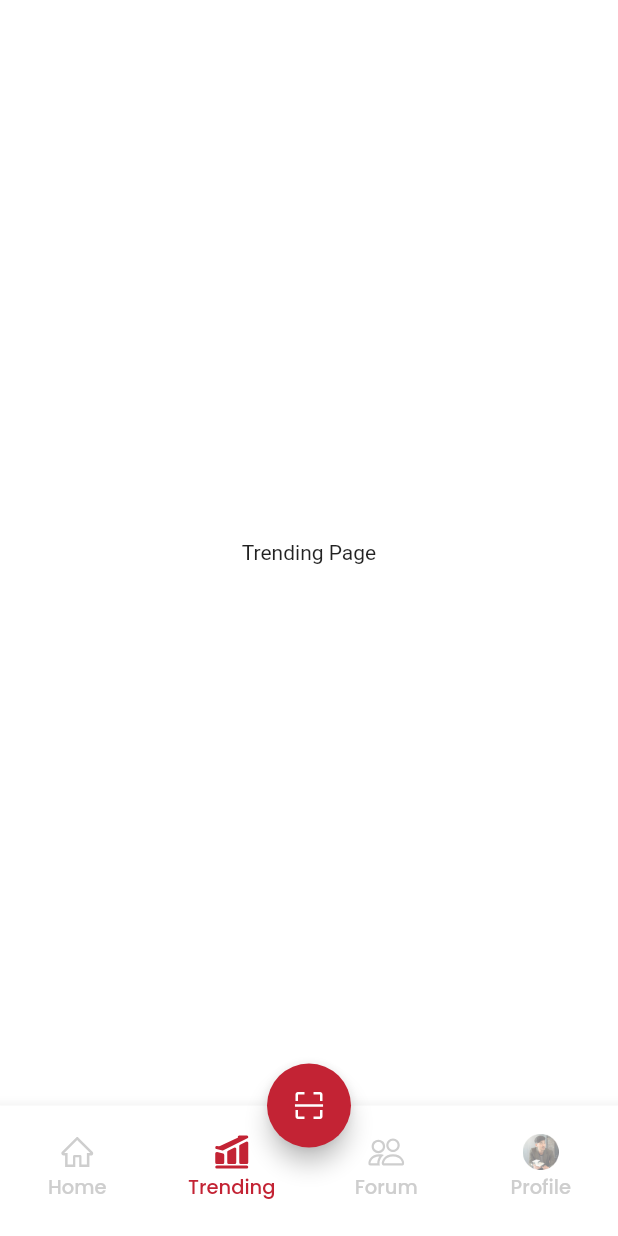
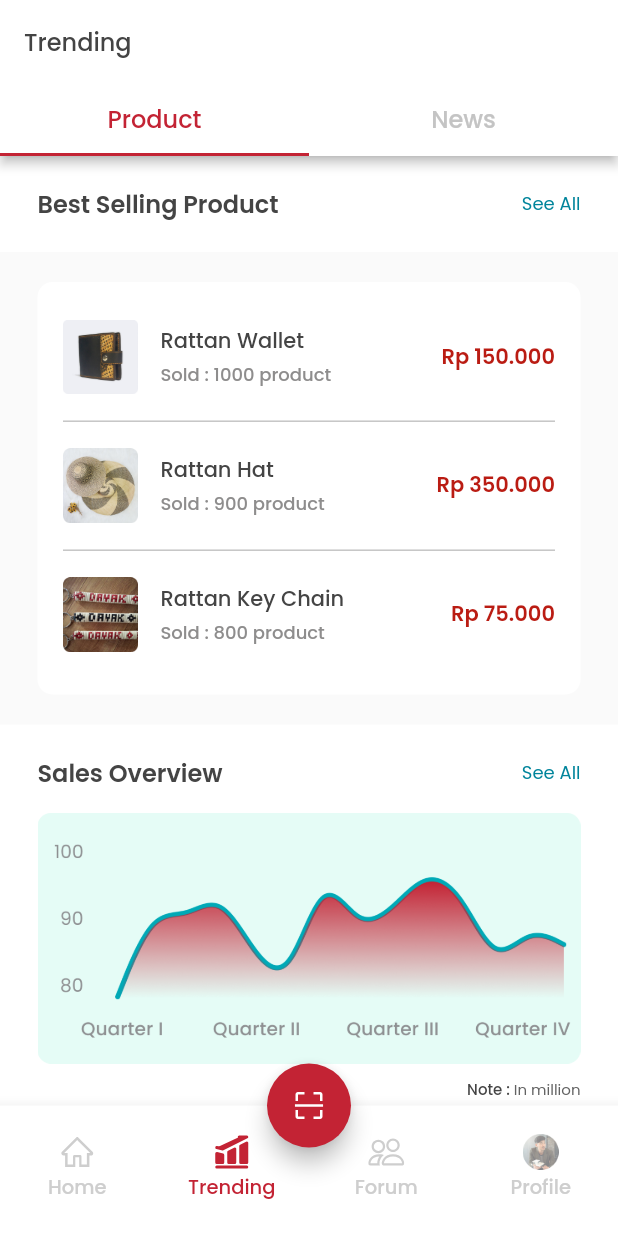
Before and after one commit to hananfarizta/Flutter-Rotanesia-Apps, a Flutter app: the screen it shows after launch, item 2 of the bottom bar chosen, on a phone screen of 412 x 824 dp. Run offline on Flutter 3.47's test engine with Material 2 defaults, Android fonts, the phone set to English and light mode, and no system bars; our stand-ins replace flutter_svg, get, google_fonts.

Commit message:
add product trending

```diff
--- a/lib/shared/theme.dart
+++ b/lib/shared/theme.dart
@@ -26,7 +26,7 @@ Color additionColor = const Color(0xFFE3C84C);
 Color fittingsColor = const Color(0xFFFF936B);
 Color footwearColor = const Color(0xFFEBB58F);
 Color goldColor = const Color(0xFFBD7D01);
-Color starColor = const Color(0xFFFFC300);
+Color cyanColor = const Color(0xFF00849B);
 
 TextStyle primaryTextStyle = GoogleFonts.poppins(color: blackColor1);
 TextStyle secondaryTextStyle = GoogleFonts.poppins(color: grayColor1);
@@ -37,6 +37,7 @@ TextStyle grayTextStyle = GoogleFonts.poppins(color: grayColor2);
 TextStyle goldTextStyle = GoogleFonts.poppins(color: goldColor);
 TextStyle greenTextStyle = GoogleFonts.poppins(color: greenColor1);
 TextStyle bottomNavBarTextStyle = GoogleFonts.poppins(color: grayColor6);
+TextStyle cyanTextStyle = GoogleFonts.poppins(color: cyanColor);
 
 FontWeight light = FontWeight.w300;
 FontWeight reguler = FontWeight.w400;
--- a/lib/ui/trending/trending_page.dart
+++ b/lib/ui/trending/trending_page.dart
@@ -1,12 +1,60 @@
 import 'package:flutter/material.dart';
+import 'package:google_fonts/google_fonts.dart';
+import 'package:rotania_apps/shared/theme.dart';
+import 'package:rotania_apps/widgets/news_trending_widget.dart';
+import 'package:rotania_apps/widgets/product_trending_widget.dart';
 
 class TrendingPage extends StatelessWidget {
   const TrendingPage({Key? key}) : super(key: key);
 
   @override
   Widget build(BuildContext context) {
-    return Center(
-      child: Text('Trending Page'),
-    );
+    return DefaultTabController(
+        length: 2,
+        child: Scaffold(
+          appBar: AppBar(
+            backgroundColor: whiteColor,
+            automaticallyImplyLeading: false,
+            elevation: 3,
+            title: Text(
+              'Trending',
+              style:
+                  primaryTextStyle.copyWith(fontSize: 16, fontWeight: medium),
+            ),
+            bottom: TabBar(
+              indicatorColor: redColor1,
+              unselectedLabelColor: grayColor2,
+              labelColor: redColor1,
+              tabs: [
+                Tab(
+                  child: Text(
+                    'Product',
+                    style: GoogleFonts.poppins(
+                      fontSize: 16,
+                      fontWeight: medium,
+                    ),
+                  ),
+                ),
+                Tab(
+                  child: Text(
+                    'News',
+                    style: GoogleFonts.poppins(
+                      fontSize: 16,
+                      fontWeight: medium,
+                    ),
+                  ),
+                ),
+              ],
+            ),
+          ),
+          body: const TabBarView(children: [
+            Center(
+              child: ProductTrending(),
+            ),
+            Center(
+              child: NewsTrending(),
+            ),
+          ]),
+        ));
   }
 }
--- /dev/null
+++ b/lib/widgets/news_trending_widget.dart
@@ -0,0 +1,10 @@
+import 'package:flutter/material.dart';
+
+class NewsTrending extends StatelessWidget {
+  const NewsTrending({Key? key}) : super(key: key);
+
+  @override
+  Widget build(BuildContext context) {
+    return Text('News');
+  }
+}
--- /dev/null
+++ b/lib/widgets/product_trending_widget.dart
@@ -0,0 +1,426 @@
+import 'package:flutter/material.dart';
+import 'package:flutter_svg/svg.dart';
+import 'package:rotania_apps/shared/theme.dart';
+
+class ProductTrending extends StatelessWidget {
+  const ProductTrending({Key? key}) : super(key: key);
+
+  @override
+  Widget build(BuildContext context) {
+    Widget bestSellingProductTitle() {
+      return Container(
+        margin: EdgeInsets.symmetric(
+          vertical: 20,
+          horizontal: defaultMargin,
+        ),
+        child: Row(
+          mainAxisAlignment: MainAxisAlignment.spaceBetween,
+          children: [
+            Text(
+              'Best Selling Product',
+              style:
+                  primaryTextStyle.copyWith(fontSize: 16, fontWeight: semibold),
+            ),
+            Text(
+              'See All',
+              style: cyanTextStyle.copyWith(fontSize: 12, fontWeight: reguler),
+            ),
+          ],
+        ),
+      );
+    }
+
+    Widget bestSellingProduct() {
+      return Container(
+        height: 315,
+        width: double.infinity,
+        color: const Color(0xffFAFAFA),
+        padding: EdgeInsets.symmetric(
+          horizontal: defaultMargin,
+          vertical: 20,
+        ),
+        child: Container(
+          width: double.infinity,
+          height: double.infinity,
+          decoration: BoxDecoration(
+              color: whiteColor, borderRadius: BorderRadius.circular(10)),
+          padding: EdgeInsets.symmetric(
+            horizontal: 17,
+            vertical: defaultMargin,
+          ),
+          child: Column(
+            children: [
+              Row(
+                children: [
+                  Image.asset(
+                    'assets/bitmap/image_wallet.png',
+                    width: 50,
+                  ),
+                  const SizedBox(
+                    width: 15,
+                  ),
+                  Expanded(
+                    child: Column(
+                      crossAxisAlignment: CrossAxisAlignment.start,
+                      children: [
+                        Text(
+                          'Rattan Wallet',
+                          style: primaryTextStyle.copyWith(
+                              fontSize: 14, fontWeight: medium),
+                        ),
+                        const SizedBox(
+                          height: 3,
+                        ),
+                        Text(
+                          'Sold : 1000 product',
+                          style: secondaryTextStyle.copyWith(
+                              fontSize: 12, fontWeight: medium),
+                        )
+                      ],
+                    ),
+                  ),
+                  Text(
+                    'Rp 150.000',
+                    style: redTextStyle1.copyWith(
+                        fontSize: 14,
+                        fontWeight: semibold,
+                        color: const Color(0xffBA1C13)),
+                  )
+                ],
+              ),
+              const SizedBox(
+                height: 10,
+              ),
+              Divider(
+                color: grayColor2,
+                thickness: 1,
+              ),
+              const SizedBox(
+                height: 10,
+              ),
+              Row(
+                children: [
+                  Image.asset(
+                    'assets/bitmap/image_hat.png',
+                    width: 50,
+                  ),
+                  const SizedBox(
+                    width: 15,
+                  ),
+                  Expanded(
+                    child: Column(
+                      crossAxisAlignment: CrossAxisAlignment.start,
+                      children: [
+                        Text(
+                          'Rattan Hat',
+                          style: primaryTextStyle.copyWith(
+                              fontSize: 14, fontWeight: medium),
+                        ),
+                        const SizedBox(
+                          height: 3,
+                        ),
+                        Text(
+                          'Sold : 900 product',
+                          style: secondaryTextStyle.copyWith(
+                              fontSize: 12, fontWeight: medium),
+                        )
+                      ],
+                    ),
+                  ),
+                  Text(
+                    'Rp 350.000',
+                    style: redTextStyle1.copyWith(
+                        fontSize: 14,
+                        fontWeight: semibold,
+                        color: const Color(0xffBA1C13)),
+                  )
+                ],
+              ),
+              const SizedBox(
+                height: 10,
+              ),
+              Divider(
+                color: grayColor2,
+                thickness: 1,
+              ),
+              const SizedBox(
+                height: 10,
+              ),
+              Row(
+                children: [
+                  Image.asset(
+                    'assets/bitmap/image_key_chain.png',
+                    width: 50,
+                  ),
+                  const SizedBox(
+                    width: 15,
+                  ),
+                  Expanded(
+                    child: Column(
+                      crossAxisAlignment: CrossAxisAlignment.start,
+                      children: [
+                        Text(
+                          'Rattan Key Chain',
+                          style: primaryTextStyle.copyWith(
+                              fontSize: 14, fontWeight: medium),
+                        ),
+                        const SizedBox(
+                          height: 3,
+                        ),
+                        Text(
+                          'Sold : 800 product',
+                          style: secondaryTextStyle.copyWith(
+                              fontSize: 12, fontWeight: medium),
+                        )
+                      ],
+                    ),
+                  ),
+                  Text(
+                    'Rp 75.000',
+                    style: redTextStyle1.copyWith(
+                        fontSize: 14,
+                        fontWeight: semibold,
+                        color: const Color(0xffBA1C13)),
+                  )
+                ],
+              ),
+            ],
+          ),
+        ),
+      );
+    }
+
+    Widget salesOverview() {
+      return Container(
+          margin: EdgeInsets.only(
+            top: 20,
+            left: defaultMargin,
+            right: defaultMargin,
+          ),
+          child: Column(
+            crossAxisAlignment: CrossAxisAlignment.start,
+            children: [
+              Row(
+                mainAxisAlignment: MainAxisAlignment.spaceBetween,
+                children: [
+                  Text(
+                    'Sales Overview',
+                    style: primaryTextStyle.copyWith(
+                        fontSize: 16, fontWeight: semibold),
+                  ),
+                  Text(
+                    'See All',
+                    style: cyanTextStyle.copyWith(
+                        fontSize: 12, fontWeight: reguler),
+                  ),
+                ],
+              ),
+              const SizedBox(
+                height: 15,
+              ),
+              Image.asset(
+                'assets/bitmap/image_graphic.png',
+              ),
+              const SizedBox(
+                height: 10,
+              ),
+              Row(
+                mainAxisAlignment: MainAxisAlignment.end,
+                children: [
+                  Text(
+                    'Note : ',
+                    style: primaryTextStyle.copyWith(
+                        fontSize: 10, fontWeight: medium),
+                  ),
+                  Text(
+                    'In million',
+                    style: primaryTextStyle.copyWith(
+                        fontSize: 10,
+                        fontWeight: reguler,
+                        color: const Color(0xff626262)),
+                  )
+                ],
+              ),
+              const SizedBox(
+                height: 20,
+              ),
+              Text(
+                'Statistik Jangkauan',
+                style: primaryTextStyle.copyWith(
+                    fontSize: 16, fontWeight: semibold),
+              )
+            ],
+          ));
+    }
+
+    Widget statistikJangkauan() {
+      return Container(
+        height: 315,
+        margin: const EdgeInsets.only(top: 20),
+        width: double.infinity,
+        color: const Color(0xffFAFAFA),
+        padding: EdgeInsets.symmetric(
+          horizontal: defaultMargin,
+          vertical: 20,
+        ),
+        child: Container(
+          width: double.infinity,
+          height: double.infinity,
+          decoration: BoxDecoration(
+              color: whiteColor, borderRadius: BorderRadius.circular(10)),
+          padding: EdgeInsets.symmetric(
+            horizontal: 17,
+            vertical: defaultMargin,
+          ),
+          child: Column(
+            children: [
+              Row(
+                children: [
+                  Container(
+                    width: 50,
+                    height: 50,
+                    padding: const EdgeInsets.all(14),
+                    decoration: BoxDecoration(
+                      color: const Color(0xffFDE8E0),
+                      borderRadius: BorderRadius.circular(5),
+                    ),
+                    child: SvgPicture.asset('assets/vector/ic_customer.svg'),
+                  ),
+                  const SizedBox(
+                    width: 15,
+                  ),
+                  Expanded(
+                    child: Column(
+                      crossAxisAlignment: CrossAxisAlignment.start,
+                      children: [
+                        Text(
+                          'Customer Reach',
+                          style: primaryTextStyle.copyWith(
+                              fontSize: 14, fontWeight: medium),
+                        ),
+                        const SizedBox(
+                          height: 3,
+                        ),
+                        Text(
+                          'Total : 5000+ Customer',
+                          style: secondaryTextStyle.copyWith(
+                              fontSize: 12, fontWeight: medium),
+                        )
+                      ],
+                    ),
+                  ),
+                ],
+              ),
+              const SizedBox(
+                height: 10,
+              ),
+              Divider(
+                color: grayColor2,
+                thickness: 1,
+              ),
+              const SizedBox(
+                height: 10,
+              ),
+              Row(
+                children: [
+                  Container(
+                    width: 50,
+                    height: 50,
+                    padding: const EdgeInsets.all(14),
+                    decoration: BoxDecoration(
+                      color: const Color(0xffFDE8E0),
+                      borderRadius: BorderRadius.circular(5),
+                    ),
+                    child: SvgPicture.asset('assets/vector/ic_money.svg'),
+                  ),
+                  const SizedBox(
+                    width: 15,
+                  ),
+                  Expanded(
+                    child: Column(
+                      crossAxisAlignment: CrossAxisAlignment.start,
+                      children: [
+                        Text(
+                          'Area Coverage',
+                          style: primaryTextStyle.copyWith(
+                              fontSize: 14, fontWeight: medium),
+                        ),
+                        const SizedBox(
+                          height: 3,
+                        ),
+                        Text(
+                          'Total : 5 Country, 125 Area',
+                          style: secondaryTextStyle.copyWith(
+                              fontSize: 12, fontWeight: medium),
+                        )
+                      ],
+                    ),
+                  ),
+                ],
+              ),
+              const SizedBox(
+                height: 10,
+              ),
+              Divider(
+                color: grayColor2,
+                thickness: 1,
+              ),
+              const SizedBox(
+                height: 10,
+              ),
+              Row(
+                children: [
+                  Container(
+                    width: 50,
+                    height: 50,
+                    padding: const EdgeInsets.all(14),
+                    decoration: BoxDecoration(
+                      color: const Color(0xffFDE8E0),
+                      borderRadius: BorderRadius.circular(5),
+                    ),
+                    child: SvgPicture.asset('assets/vector/ic_income.svg'),
+                  ),
+                  const SizedBox(
+                    width: 15,
+                  ),
+                  Expanded(
+                    child: Column(
+                      crossAxisAlignment: CrossAxisAlignment.start,
+                      children: [
+                        Text(
+                          'Income Reach',
+                          style: primaryTextStyle.copyWith(
+                              fontSize: 14, fontWeight: medium),
+                        ),
+                        const SizedBox(
+                          height: 3,
+                        ),
+                        Text(
+                          'Total : Rp 50 million - Rp 100 million',
+                          style: secondaryTextStyle.copyWith(
+                              fontSize: 12, fontWeight: medium),
+                        )
+                      ],
+                    ),
+                  ),
+                ],
+              ),
+            ],
+          ),
+        ),
+      );
+    }
+
+    return Scaffold(
+      backgroundColor: whiteColor,
+      body: ListView(
+        children: [
+          bestSellingProductTitle(),
+          bestSellingProduct(),
+          salesOverview(),
+          statistikJangkauan(),
+        ],
+      ),
+    );
+  }
+}
```
